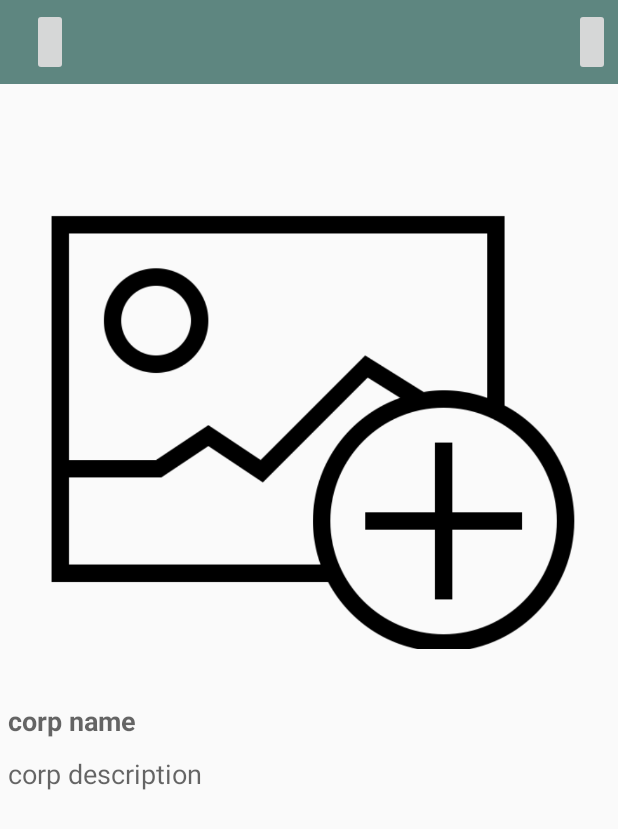
After one commit to songmilee/weekand-farm, an Android app: the CorpAddActivity screen opened directly, with no data from a screen before it, on a phone screen of 412 x 824 dp. The commit adds this screen. Shown: the top 829 px of the screen. Run offline under Robolectric (Android 15) with nearby library versions, the phone set to English and light mode, and no system bars; our stand-ins replace data binding.

Commit message:
directory 구조 변경 및 add activity 추가

```diff
--- a/app/src/main/java/mi/song/weekand/farm/ui/view/CorpDiaryActivity.java
+++ b/app/src/main/java/mi/song/weekand/farm/ui/corpdiary/CorpDiaryActivity.java
@@ -1,4 +1,4 @@
-package mi.song.weekand.farm.ui.view;
+package mi.song.weekand.farm.ui.corpdiary;
 
 import androidx.appcompat.app.AppCompatActivity;
 import androidx.databinding.DataBindingUtil;
--- /dev/null
+++ b/app/src/main/java/mi/song/weekand/farm/ui/corplist/add/CorpAddActivity.java
@@ -0,0 +1,16 @@
+package mi.song.weekand.farm.ui.corplist.add;
+
+import androidx.appcompat.app.AppCompatActivity;
+
+import android.os.Bundle;
+
+import mi.song.weekand.farm.R;
+
+public class CorpAddActivity extends AppCompatActivity {
+
+    @Override
+    protected void onCreate(Bundle savedInstanceState) {
+        super.onCreate(savedInstanceState);
+        setContentView(R.layout.activity_corp_add);
+    }
+}
--- a/app/src/main/java/mi/song/weekand/farm/ui/view/SplashActivity.java
+++ b/app/src/main/java/mi/song/weekand/farm/ui/splash/SplashActivity.java
@@ -1,4 +1,4 @@
-package mi.song.weekand.farm.ui.view;
+package mi.song.weekand.farm.ui.splash;
 
 import androidx.appcompat.app.AppCompatActivity;
 
@@ -7,6 +7,7 @@ import android.os.Bundle;
 import android.os.Handler;
 
 import mi.song.weekand.farm.R;
+import mi.song.weekand.farm.ui.corplist.CorpListActivity;
 
 public class SplashActivity extends AppCompatActivity {
     final private int SPLASH_TIME = 1500;
--- /dev/null
+++ b/app/src/main/res/layout/activity_corp_add.xml
@@ -0,0 +1,69 @@
+<?xml version="1.0" encoding="utf-8"?>
+<layout xmlns:android="http://schemas.android.com/apk/res/android"
+    xmlns:app="http://schemas.android.com/apk/res-auto"
+    xmlns:tools="http://schemas.android.com/tools">
+    <data>
+        <variable
+            name="corp_add"
+            type="mi.song.weekand.farm.ui.corplist.add.CorpAddActivity" />
+    </data>
+
+    <LinearLayout
+        android:layout_width="match_parent"
+        android:layout_height="match_parent"
+        android:orientation="vertical"
+        tools:context=".ui.corplist.add.CorpAddActivity">
+
+        <androidx.appcompat.widget.Toolbar
+            android:layout_width="match_parent"
+            android:layout_height="?android:attr/actionBarSize"
+            android:background="@color/colorPrimary">
+
+            <RelativeLayout
+                android:layout_width="match_parent"
+                android:layout_height="match_parent"
+                android:padding="5dp">
+
+                <ImageButton
+                    android:id="@+id/corp_add_cancel"
+                    android:layout_width="wrap_content"
+                    android:layout_height="match_parent"
+                    android:layout_alignParentLeft="true"/>
+
+                <ImageButton
+                    android:id="@+id/corp_add_ok"
+                    android:layout_width="wrap_content"
+                    android:layout_height="match_parent"
+                    android:layout_alignParentRight="true"/>
+
+            </RelativeLayout>
+
+        </androidx.appcompat.widget.Toolbar>
+
+        <ImageView
+            android:layout_width="match_parent"
+            android:layout_height="0dp"
+            android:layout_weight=".5"
+            android:src="@drawable/img_add"
+            android:padding="5dp"/>
+
+        <EditText
+            android:layout_width="match_parent"
+            android:layout_height="wrap_content"
+            android:hint="corp name"
+            android:textStyle="bold"
+            android:padding="5dp"
+            android:backgroundTint="@color/colorTransparent"/>
+        <EditText
+            android:layout_width="match_parent"
+            android:layout_height="0dp"
+            android:layout_weight=".4"
+            android:gravity="top|left"
+            android:hint="corp description"
+            android:minLines="5"
+            android:padding="5dp"
+            android:backgroundTint="@color/colorTransparent"/>
+
+    </LinearLayout>
+
+</layout>
--- a/app/src/main/res/layout/activity_corp_list.xml
+++ b/app/src/main/res/layout/activity_corp_list.xml
@@ -6,14 +6,14 @@
     <data>
         <variable
             name="corp"
-            type="mi.song.weekand.farm.ui.view.CorpListActivity" />
+            type="mi.song.weekand.farm.ui.corplist.CorpListActivity" />
     </data>
 
     <LinearLayout
         android:layout_width="match_parent"
         android:layout_height="match_parent"
         android:orientation="vertical"
-        tools:context=".ui.view.CorpListActivity">
+        tools:context=".ui.corplist.CorpListActivity">
 
         <androidx.appcompat.widget.Toolbar
             android:layout_width="match_parent"
--- a/app/src/main/res/layout/activity_splash.xml
+++ b/app/src/main/res/layout/activity_splash.xml
@@ -5,7 +5,7 @@
     android:layout_width="match_parent"
     android:layout_height="match_parent"
     android:background="@color/colorPrimary"
-    tools:context=".ui.view.SplashActivity">
+    tools:context=".ui.splash.SplashActivity">
 
     <ImageView
         android:layout_width="wrap_content"
--- a/app/src/main/res/layout/corp_item.xml
+++ b/app/src/main/res/layout/corp_item.xml
@@ -3,7 +3,7 @@
     <data>
         <variable
             name="corp_item"
-            type="mi.song.weekand.farm.ui.adapter.CorpListAdapter.CorpVH" />
+            type="mi.song.weekand.farm.ui.corplist.CorpListAdapter" />
     </data>
     <LinearLayout
         android:layout_width="match_parent"
--- a/app/src/main/res/values/colors.xml
+++ b/app/src/main/res/values/colors.xml
@@ -9,4 +9,6 @@
 
     <color name="colorWhite">#ffffff</color>
     <color name="colorBlack">#000000</color>
+
+    <color name="colorTransparent">#00000000</color>
 </resources>
```
Also changed, not shown: app/build.gradle (+7 -3 lines), app/src/main/AndroidManifest.xml (+5 -3 lines), app/src/main/java/mi/song/weekand/farm/ui/corplist/CorpListActivity.java (renamed from app/src/main/java/mi/song/weekand/farm/ui/view/CorpListActivity.java, +7 -2 lines), app/src/main/java/mi/song/weekand/farm/ui/corplist/CorpListAdapter.java (renamed from app/src/main/java/mi/song/weekand/farm/ui/adapter/CorpListAdapter.java, +2 -5 lines), app/src/main/res/layout/activity_corp_diary.xml (+12 -6 lines), app/src/main/res/drawable/img_add.png (added).
